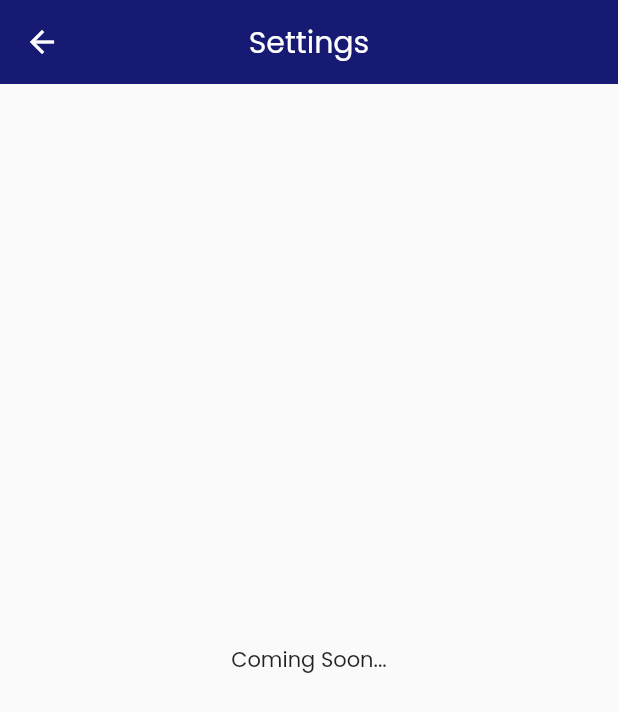
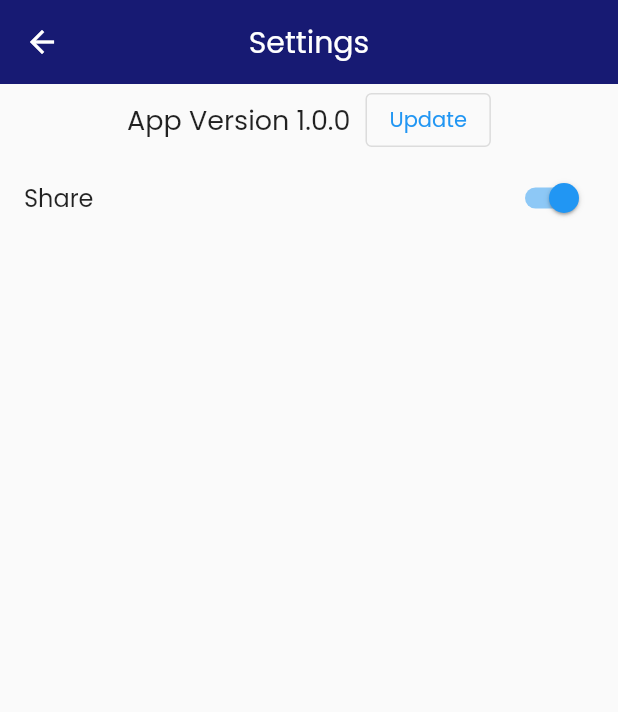
Before and after one commit to faisalahamed/warranty_track_mervyn_project, a Flutter app: the SettingsScreen screen opened by its route, on a phone screen of 412 x 824 dp. Shown: the top 712 px of the screen. Run offline on Flutter 3.47's test engine with Material 2 defaults, Android fonts, the phone set to English and light mode, and no system bars; our stand-ins replace cached_network_image, carousel_slider, cloud_firestore, firebase_auth, firebase_core, firebase_database and 8 more; accounts and stored records are empty.

Commit message:
shared setting info

```diff
--- a/lib/app/modules/category/view/categories_screen.dart
+++ b/lib/app/modules/category/view/categories_screen.dart
@@ -15,7 +15,7 @@ class CategoriesScreen extends StatefulWidget {
 }
 
 class _CategoriesScreenState extends State<CategoriesScreen> {
-  SettingController settingController = Get.find();
+  TransactionDetailsController settingController = Get.find();
   List<CategoryModel> _catList = [];
   AuthService _authService = Get.find();
 
--- a/lib/app/modules/home/view/home_screen.dart
+++ b/lib/app/modules/home/view/home_screen.dart
@@ -37,7 +37,7 @@ class _HomeScreenState extends State<HomeScreen> {
   final GlobalKey<ScaffoldState> _key = GlobalKey();
   HomeViewController homeScreenController = Get.find();
   late bool permissionGranted;
-  final SettingController _settingController = Get.find();
+  final TransactionDetailsController _settingController = Get.find();
   final LoginController _loginController = Get.find();
   AuthService _authService = Get.find();
   String? _warrantyYear = '1';
--- /dev/null
+++ b/lib/app/modules/settings/controller/settings_controller.dart
@@ -0,0 +1,23 @@
+// import 'package:get/get.dart';
+
+import 'package:firebase_auth/firebase_auth.dart';
+import 'package:get/get_rx/src/rx_types/rx_types.dart';
+import 'package:get/get_state_manager/src/simple/get_controllers.dart';
+import 'package:warranty_track/app/service/auth_service.dart';
+import 'package:warranty_track/app/service/firebase_config.dart';
+
+class SettingsController extends GetxController {
+  var isEnabled = true.obs;
+  AuthService _authService = AuthService();
+
+  User? getCurrentUser() {
+    return _authService.user;
+  }
+
+  updateUserShareStatus() {
+    if (_authService.auth.currentUser != null) {
+      FirebaseConf().updateUserSharedData(
+          _authService.auth.currentUser!.uid, isEnabled.value);
+    }
+  }
+}
--- a/lib/app/modules/settings/view/settings_screen.dart
+++ b/lib/app/modules/settings/view/settings_screen.dart
@@ -1,7 +1,9 @@
 import 'package:flutter/material.dart';
+import 'package:get/get_state_manager/get_state_manager.dart';
+import 'package:warranty_track/app/modules/settings/controller/settings_controller.dart';
 import 'package:warranty_track/common/constants.dart';
 
-class SettingsScreen extends StatelessWidget {
+class SettingsScreen extends GetView<SettingsController> {
   const SettingsScreen({Key? key}) : super(key: key);
 
   @override
@@ -13,8 +15,37 @@ class SettingsScreen extends StatelessWidget {
         backgroundColor: AppColor.primaryColor,
         elevation: 0,
       ),
-      body: const Center(
-        child: Text('Coming Soon...'),
+      body: Column(
+        children: [
+          Row(
+            crossAxisAlignment: CrossAxisAlignment.center,
+            mainAxisAlignment: MainAxisAlignment.center,
+            children: [
+              Text(
+                'App Version 1.0.0',
+                style: TextStyle(fontSize: 18),
+              ),
+              SizedBox(width: 10),
+              OutlinedButton(
+                onPressed: () {},
+                child: Text('Update'),
+              ),
+            ],
+          ),
+          ListTile(
+            title: Text('Share'),
+            trailing: Obx(
+              () => Switch(
+                value: controller.isEnabled.value,
+                onChanged: (bool val) {
+                  controller.isEnabled.value = val;
+                  controller.updateUserShareStatus();
+                  // TODO: Update all user transaction of shared settings
+                },
+              ),
+            ),
+          )
+        ],
       ),
     );
   }
--- a/lib/app/modules/transaction_details/controller/setting_controller.dart
+++ b/lib/app/modules/transaction_details/controller/setting_controller.dart
@@ -5,7 +5,7 @@ import 'package:warranty_track/app/service/auth_service.dart';
 import 'package:warranty_track/app/service/firebase_config.dart';
 import 'package:warranty_track/common/common.dart';
 
-class SettingController extends GetxController {
+class TransactionDetailsController extends GetxController {
   TextEditingController categoryTec = TextEditingController();
   final RxList<CategoryModel> catListRx = <CategoryModel>[].obs;
   AuthService _authService = Get.find();
--- a/lib/app/modules/transaction_details/view/transaction_detail_screen.dart
+++ b/lib/app/modules/transaction_details/view/transaction_detail_screen.dart
@@ -59,7 +59,7 @@ class _TransactionDetailScreenState extends State<TransactionDetailScreen> {
   // LocationData? _locationData;
   late int _current;
 
-  SettingController settingController = SettingController();
+  TransactionDetailsController settingController = TransactionDetailsController();
 
   List<String> sliderImages = [];
 
--- a/lib/app/routes/pages.dart
+++ b/lib/app/routes/pages.dart
@@ -9,6 +9,7 @@ import 'package:warranty_track/app/modules/category/view/categories_screen.dart'
 import 'package:warranty_track/app/modules/feedback/view/feedback_screen.dart';
 import 'package:warranty_track/app/modules/home/bindings/home_binding.dart';
 import 'package:warranty_track/app/modules/home/view/home_screen.dart';
+import 'package:warranty_track/app/modules/settings/binding/settings_binding.dart';
 import 'package:warranty_track/app/modules/settings/view/settings_screen.dart';
 import 'package:warranty_track/app/modules/transaction/binding/transaction_binding.dart';
 import 'package:warranty_track/app/modules/transaction/view/transaction_screen.dart';
@@ -71,7 +72,7 @@ class RoutePage {
     GetPage(
       name: Routes.rSettings,
       page: () => const SettingsScreen(),
-      // binding: WarrantyBinding(),
+      binding: SettingsBinding(),
       middlewares: [AuthMiddleware()],
     ),
     // GetPage(name: Routes.RATING, page: () => RatingView(), binding: RatingBinding(), middlewares: [AuthMiddleware()]),
--- a/lib/app/service/firebase_config.dart
+++ b/lib/app/service/firebase_config.dart
@@ -21,6 +21,12 @@ class FirebaseConf {
       'fullname': fullname,
       // 'shared': 1,
     }, SetOptions(merge: true));
+  }
+
+  void updateUserSharedData(String uid, bool shareStatus) async {
+    await ffs.collection('user').doc(uid).update({
+      'shared': shareStatus,
+    });
   }
 
   Future<void> addTransectionToDB(
--- a/lib/common/add_category_dialogue.dart
+++ b/lib/common/add_category_dialogue.dart
@@ -14,7 +14,7 @@ class AddCategoryDialogue extends StatefulWidget {
 }
 
 class _AddCategoryDialogueState extends State<AddCategoryDialogue> {
-  SettingController settingController = Get.find();
+  TransactionDetailsController settingController = Get.find();
   List<bool> isSelected = [false, false, false, false, false];
 
   List<String> selectedStringList = [];
--- a/lib/common/category_filter_dialogue.dart
+++ b/lib/common/category_filter_dialogue.dart
@@ -48,7 +48,7 @@ class _CategoryFilterDialogueState extends State<CategoryFilterDialogue> {
             const SizedBox(
               height: 10,
             ),
-            GetX<SettingController>(builder: (cont) {
+            GetX<TransactionDetailsController>(builder: (cont) {
               if (cont.catListRx.isNotEmpty) {
                 return ListView.builder(
                     padding: const EdgeInsets.symmetric(vertical: 5),
--- a/lib/main.dart
+++ b/lib/main.dart
@@ -20,7 +20,7 @@ void main() async {
   Get.put(SignUpController());
   Get.put(HomeViewController());
   Get.put(TransactionController());
-  Get.put(SettingController());
+  Get.put(TransactionDetailsController());
   Get.put(WarrantyController());
 
   runApp(const MyApp());
```
Also changed, not shown: lib/app/modules/settings/binding/settings_binding.dart (added, +11 -0 lines).
